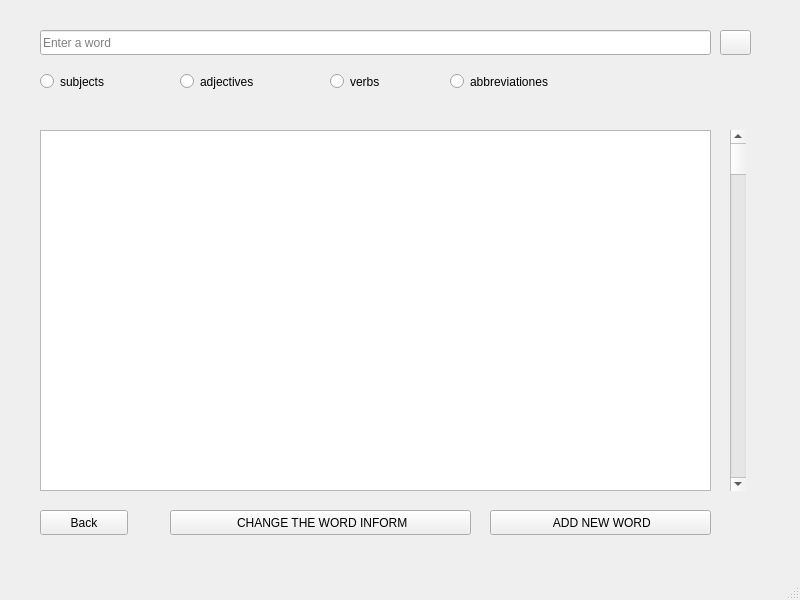
samotny-vouk/PyQT-Project-2024-1courseFEFU-, file dictionary_advanced.ui: the form before one commit.
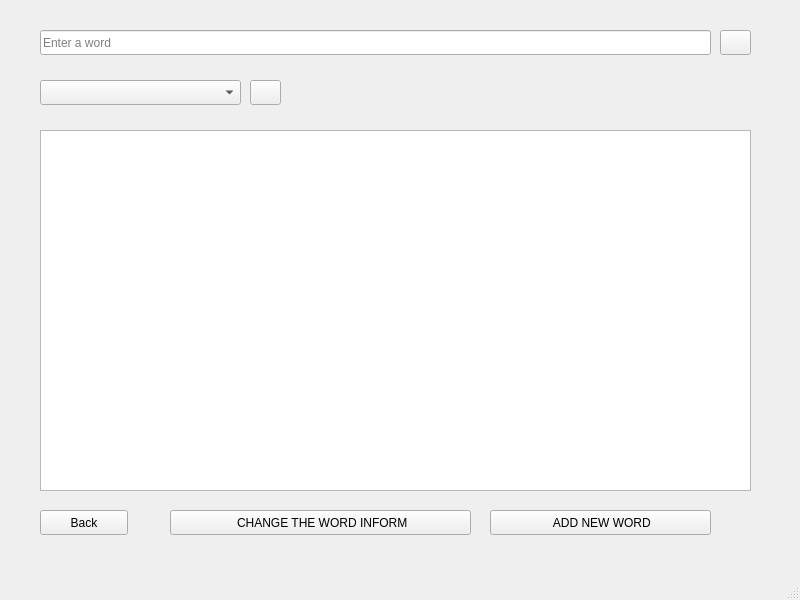
The form after the commit. Icons and pictures are not drawn.

```diff
--- a/dictionary_advanced.ui
+++ b/dictionary_advanced.ui
@@ -50,81 +50,16 @@
      <string>Enter a word</string>
     </property>
    </widget>
-   <widget class="QRadioButton" name="subjects_include">
-    <property name="geometry">
-     <rect>
-      <x>40</x>
-      <y>70</y>
-      <width>111</width>
-      <height>23</height>
-     </rect>
-    </property>
-    <property name="text">
-     <string>subjects</string>
-    </property>
-   </widget>
-   <widget class="QRadioButton" name="adjectives_include">
-    <property name="geometry">
-     <rect>
-      <x>180</x>
-      <y>70</y>
-      <width>111</width>
-      <height>23</height>
-     </rect>
-    </property>
-    <property name="text">
-     <string>adjectives</string>
-    </property>
-   </widget>
-   <widget class="QRadioButton" name="verbs_include">
-    <property name="geometry">
-     <rect>
-      <x>330</x>
-      <y>70</y>
-      <width>111</width>
-      <height>23</height>
-     </rect>
-    </property>
-    <property name="text">
-     <string>verbs</string>
-    </property>
-   </widget>
-   <widget class="QRadioButton" name="abbreviationes_include">
-    <property name="geometry">
-     <rect>
-      <x>450</x>
-      <y>70</y>
-      <width>131</width>
-      <height>23</height>
-     </rect>
-    </property>
-    <property name="text">
-     <string>abbreviationes</string>
-    </property>
-   </widget>
    <widget class="QTableWidget" name="tableWidget">
     <property name="geometry">
      <rect>
       <x>40</x>
       <y>130</y>
-      <width>671</width>
+      <width>711</width>
       <height>361</height>
      </rect>
     </property>
    </widget>
-   <widget class="QScrollBar" name="verticalScrollBar">
-    <property name="geometry">
-     <rect>
-      <x>730</x>
-      <y>130</y>
-      <width>16</width>
-      <height>361</height>
-     </rect>
-    </property>
-    <property name="orientation">
-     <enum>Qt::Vertical</enum>
-    </property>
-   </widget>
    <widget class="QPushButton" name="to_add_word">
     <property name="geometry">
      <rect>
@@ -178,6 +113,33 @@
      </size>
     </property>
    </widget>
+   <widget class="QComboBox" name="comboBox">
+    <property name="geometry">
+     <rect>
+      <x>40</x>
+      <y>80</y>
+      <width>201</width>
+      <height>25</height>
+     </rect>
+    </property>
+   </widget>
+   <widget class="QPushButton" name="search_2">
+    <property name="geometry">
+     <rect>
+      <x>250</x>
+      <y>80</y>
+      <width>31</width>
+      <height>25</height>
+     </rect>
+    </property>
+    <property name="text">
+     <string/>
+    </property>
+    <property name="icon">
+     <iconset>
+      <normaloff>img/find.png</normaloff>img/find.png</iconset>
+    </property>
+   </widget>
   </widget>
   <widget class="QMenuBar" name="menubar">
    <property name="geometry">
```
Left out of the diff: 2 changed lines with no effect on the pictures.
